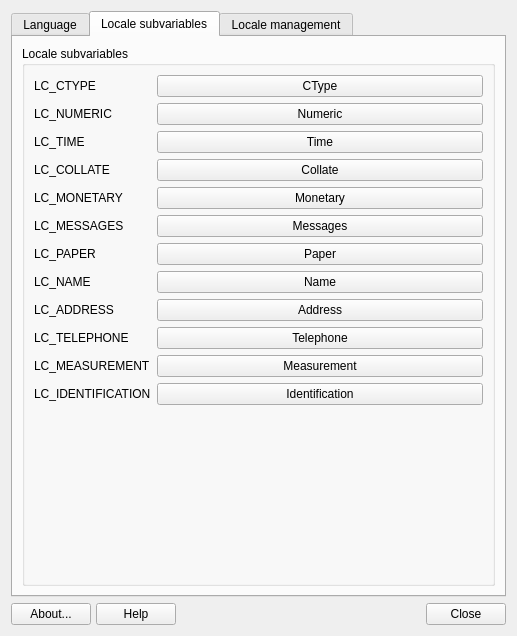
Above: mainwindow.ui from dolphinoracle/mx-locale before the change. Below: the same form after it.
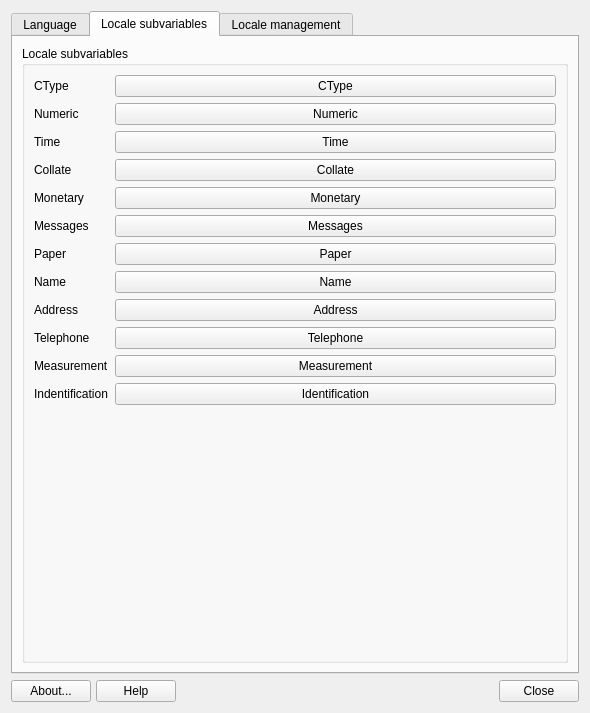
That is the form after the change. The open tabs and pages were chosen to show the change. Icons and pictures are not drawn.

Commit message: adjust subvariable labels

Diff of the .ui file:
```diff
--- a/mainwindow.ui
+++ b/mainwindow.ui
@@ -6,8 +6,8 @@
    <rect>
     <x>0</x>
     <y>0</y>
-    <width>517</width>
-    <height>636</height>
+    <width>590</width>
+    <height>713</height>
    </rect>
   </property>
   <property name="windowTitle">
@@ -231,7 +231,7 @@
           <item row="0" column="0">
            <widget class="QLabel" name="label_2">
             <property name="text">
-             <string>LC_CTYPE</string>
+             <string>CType</string>
             </property>
            </widget>
           </item>
@@ -245,7 +245,7 @@
           <item row="1" column="0">
            <widget class="QLabel" name="label_3">
             <property name="text">
-             <string>LC_NUMERIC</string>
+             <string>Numeric</string>
             </property>
            </widget>
           </item>
@@ -259,7 +259,7 @@
           <item row="2" column="0">
            <widget class="QLabel" name="label_4">
             <property name="text">
-             <string>LC_TIME</string>
+             <string>Time</string>
             </property>
            </widget>
           </item>
@@ -273,7 +273,7 @@
           <item row="3" column="0">
            <widget class="QLabel" name="label_5">
             <property name="text">
-             <string>LC_COLLATE</string>
+             <string>Collate</string>
             </property>
            </widget>
           </item>
@@ -287,7 +287,7 @@
           <item row="4" column="0">
            <widget class="QLabel" name="label_6">
             <property name="text">
-             <string>LC_MONETARY</string>
+             <string>Monetary</string>
             </property>
            </widget>
           </item>
@@ -301,7 +301,7 @@
           <item row="5" column="0">
            <widget class="QLabel" name="label_7">
             <property name="text">
-             <string>LC_MESSAGES</string>
+             <string>Messages</string>
             </property>
            </widget>
           </item>
@@ -315,7 +315,7 @@
           <item row="6" column="0">
            <widget class="QLabel" name="label_8">
             <property name="text">
-             <string>LC_PAPER</string>
+             <string>Paper</string>
             </property>
            </widget>
           </item>
@@ -329,7 +329,7 @@
           <item row="7" column="0">
            <widget class="QLabel" name="label_9">
             <property name="text">
-             <string>LC_NAME</string>
+             <string>Name</string>
             </property>
            </widget>
           </item>
@@ -343,7 +343,7 @@
           <item row="8" column="0">
            <widget class="QLabel" name="label_10">
             <property name="text">
-             <string>LC_ADDRESS</string>
+             <string>Address</string>
             </property>
            </widget>
           </item>
@@ -357,7 +357,7 @@
           <item row="9" column="0">
            <widget class="QLabel" name="label_11">
             <property name="text">
-             <string>LC_TELEPHONE</string>
+             <string>Telephone</string>
             </property>
            </widget>
           </item>
@@ -371,7 +371,7 @@
           <item row="10" column="0">
            <widget class="QLabel" name="label_12">
             <property name="text">
-             <string>LC_MEASUREMENT</string>
+             <string>Measurement</string>
             </property>
            </widget>
           </item>
@@ -385,7 +385,7 @@
           <item row="11" column="0">
            <widget class="QLabel" name="label_13">
             <property name="text">
-             <string>LC_IDENTIFICATION</string>
+             <string>Indentification</string>
             </property>
            </widget>
           </item>
```
Left out of the diff: 2 changed lines with no effect on the pictures.
